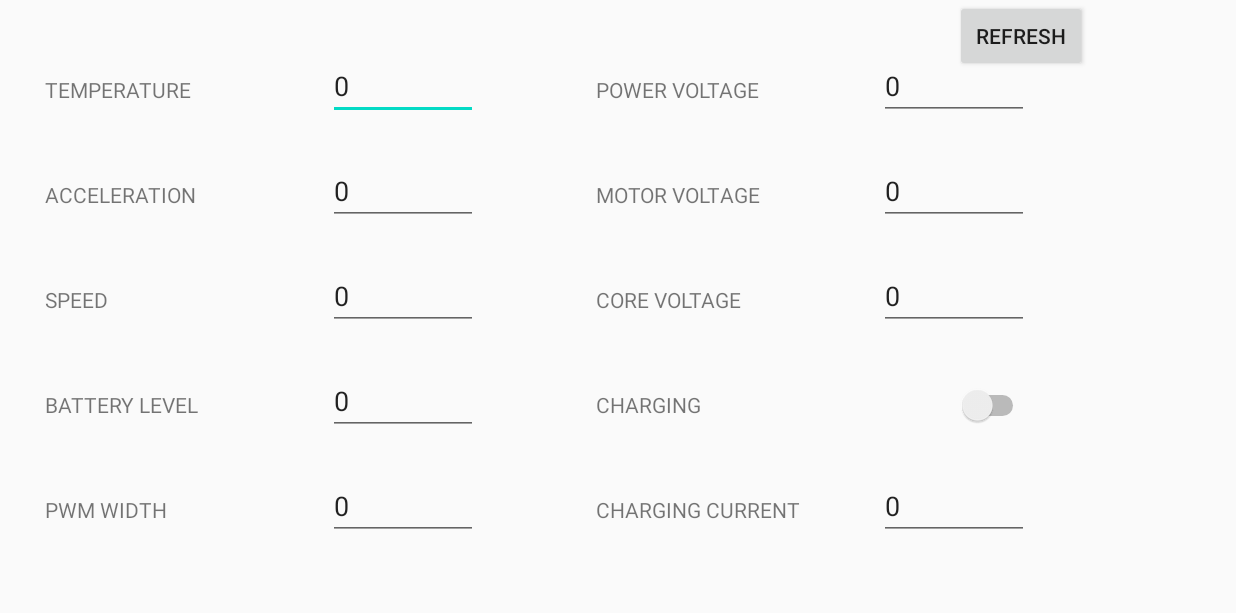
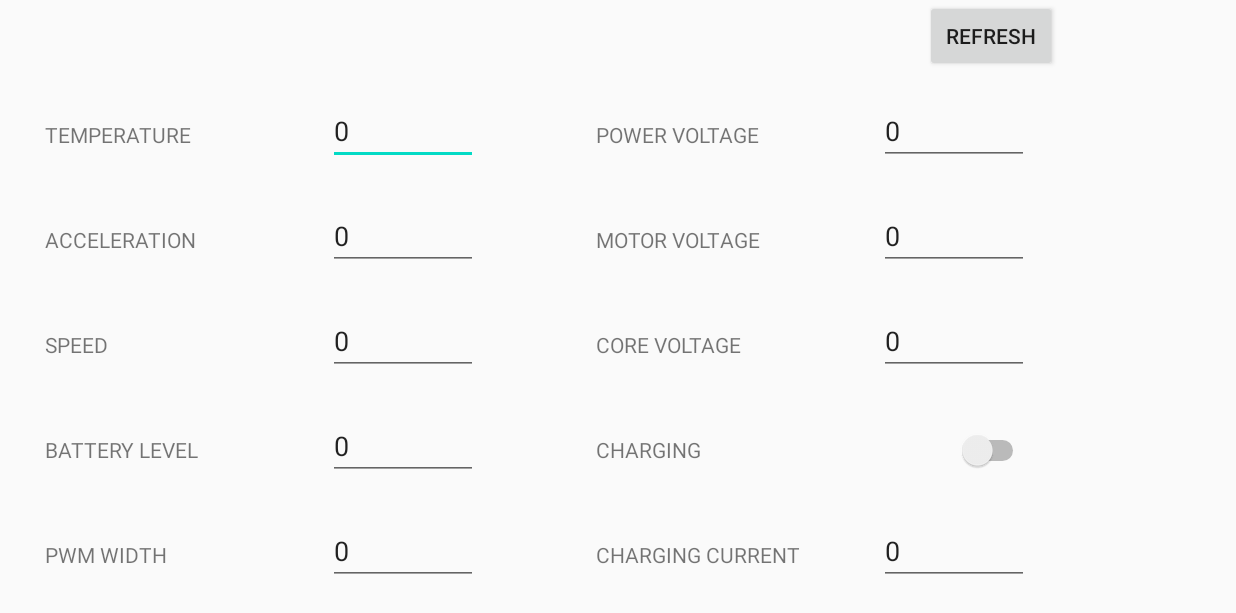
Before and after one commit to Nyczuu/tank-controller, an Android app: the screen it shows after launch (settingsView before the commit, SettingsActivity after it), after a tap on "SETTINGS", on a phone screen of 824 x 412 dp (held sideways). Shown: the top 613 px of the screen. Run offline under Robolectric (Android 15) with nearby library versions, the phone set to English and light mode, and no system bars; our stand-ins replace Room's generated code; 2 statements that could not run were skipped.

Commit message:
Settings with mocked bluetooth data

```diff
--- a/app/src/main/AndroidManifest.xml
+++ b/app/src/main/AndroidManifest.xml
@@ -9,9 +9,9 @@
         android:roundIcon="@mipmap/ic_launcher_round"
         android:supportsRtl="true"
         android:theme="@style/AppTheme">
-        <activity android:name=".settingsView" android:screenOrientation="landscape"/>
-        <activity android:name=".shooterView" android:screenOrientation="landscape"/>
-        <activity android:name=".driverView" android:screenOrientation="landscape"/>
+        <activity android:name=".settings.SettingsActivity" android:screenOrientation="landscape"/>
+        <activity android:name=".ShooterActivity" android:screenOrientation="landscape"/>
+        <activity android:name=".DriverActivity" android:screenOrientation="landscape"/>
         <activity android:name=".MainActivity" android:screenOrientation="landscape">
             <intent-filter>
                 <action android:name="android.intent.action.MAIN" />
--- a/app/src/main/java/com/example/tank_controller/shooterView.kt
+++ b/app/src/main/java/com/example/tank_controller/DriverActivity.kt
@@ -3,11 +3,10 @@ package com.example.tank_controller
 import androidx.appcompat.app.AppCompatActivity
 import android.os.Bundle
 
-class shooterView : AppCompatActivity() {
-
+class DriverActivity : AppCompatActivity() {
 
     override fun onCreate(savedInstanceState: Bundle?) {
         super.onCreate(savedInstanceState)
-        setContentView(R.layout.activity_shooter_view)
+        setContentView(R.layout.activity_driver_view)
     }
 }
--- a/app/src/main/java/com/example/tank_controller/MainActivity.kt
+++ b/app/src/main/java/com/example/tank_controller/MainActivity.kt
@@ -4,6 +4,7 @@ import android.content.Intent
 import androidx.appcompat.app.AppCompatActivity
 import android.os.Bundle
 import android.widget.Button
+import com.example.tank_controller.settings.SettingsActivity
 
 class MainActivity : AppCompatActivity() {
 
@@ -13,19 +14,19 @@ class MainActivity : AppCompatActivity() {
 
         val driverButton = findViewById<Button>(R.id.driverViewButton)
         driverButton.setOnClickListener{
-            val intent = Intent(this, driverView::class.java)
+            val intent = Intent(this, DriverActivity::class.java)
             startActivity(intent)
         }
 
         val shooterButton = findViewById<Button>(R.id.shooterViewButton)
         shooterButton.setOnClickListener{
-            val intent = Intent(this, shooterView::class.java)
+            val intent = Intent(this, ShooterActivity::class.java)
             startActivity(intent)
         }
 
         val settingsButton = findViewById<Button>(R.id.settingsViewButton)
         settingsButton.setOnClickListener{
-            val intent = Intent(this, settingsView::class.java)
+            val intent = Intent(this, SettingsActivity::class.java)
             startActivity(intent)
         }
     }
--- a/app/src/main/java/com/example/tank_controller/driverView.kt
+++ b/app/src/main/java/com/example/tank_controller/ShooterActivity.kt
@@ -3,10 +3,11 @@ package com.example.tank_controller
 import androidx.appcompat.app.AppCompatActivity
 import android.os.Bundle
 
-class driverView : AppCompatActivity() {
+class ShooterActivity : AppCompatActivity() {
+
 
     override fun onCreate(savedInstanceState: Bundle?) {
         super.onCreate(savedInstanceState)
-        setContentView(R.layout.activity_driver_view)
+        setContentView(R.layout.activity_shooter_view)
     }
 }
--- /dev/null
+++ b/app/src/main/java/com/example/tank_controller/settings/SettingsActivity.kt
@@ -0,0 +1,65 @@
+package com.example.tank_controller.settings
+
+import android.content.Intent
+import androidx.appcompat.app.AppCompatActivity
+import android.os.Bundle
+import android.widget.Button
+import android.widget.EditText
+import android.widget.Switch
+import androidx.lifecycle.ViewModelProviders
+import androidx.lifecycle.observe
+import com.example.tank_controller.*
+import kotlin.random.Random
+
+class SettingsActivity : AppCompatActivity() {
+
+    override fun onCreate(savedInstanceState: Bundle?) {
+        super.onCreate(savedInstanceState)
+
+        setContentView(R.layout.activity_settings_view)
+
+        var temperature: EditText = findViewById(R.id.temperatureDisplay)
+        val acceleration: EditText = findViewById(R.id.accelerationDisplay)
+        val speed: EditText = findViewById(R.id.speeedDisplay)
+        val batteryLevel: EditText = findViewById(R.id.batteryLevelDisplay)
+        val pwmWidth: EditText = findViewById(R.id.pwmWidthDisplay)
+        val powerVoltage: EditText = findViewById(R.id.powerVoltageDisplay)
+        val motorVoltage: EditText = findViewById(R.id.motorVoltageDisplay)
+        val coreVoltage: EditText = findViewById(R.id.coreSupplyVoltageDisplay)
+        val chargingCurrent: EditText = findViewById(R.id.chargingCurrentDisplay)
+        val charging: Switch = findViewById(R.id.chargingDisplay)
+
+        val database = getDatabase(this)
+        val repository = SettingsRepository(
+            getBluetoothService(),
+            database.settingsDao
+        )
+        val viewModel = ViewModelProviders
+            .of(this,
+                SettingsViewModel.FACTORY(
+                    repository
+                )
+            )
+            .get(SettingsViewModel::class.java)
+
+        viewModel.settings.observe(this) { value ->
+            value?.let {
+                temperature?.setText("${value.temperature}")
+                acceleration?.setText("${value.acceleration}")
+                speed?.setText("${value.speed}")
+                batteryLevel?.setText("${value.batterLevel}")
+                pwmWidth?.setText("${value.pwmWidth}")
+                powerVoltage?.setText("${value.powerVoltage}")
+                motorVoltage?.setText("${value.motorVoltage}")
+                coreVoltage?.setText("${value.coreVoltage}")
+                chargingCurrent?.setText("${value.chargingCurrent}")
+                charging?.setChecked(value.charging)
+            }
+        }
+
+        val shooterButton = findViewById<Button>(R.id.refresh_settings)
+        shooterButton.setOnClickListener {
+            viewModel.onRefreshButtonClicked()
+        }
+    }
+}
--- /dev/null
+++ b/app/src/main/java/com/example/tank_controller/settings/SettingsBluetooth.kt
@@ -0,0 +1,27 @@
+package com.example.tank_controller.settings
+
+import kotlin.random.Random
+
+private val service: SettingsBluetooth = SettingsBluetoothFake()
+
+fun getBluetoothService() = service
+
+interface SettingsBluetooth{
+    suspend fun fetchSettings() : String
+}
+
+class SettingsBluetoothFake() : SettingsBluetooth {
+    override suspend fun fetchSettings() =
+        "{" +
+                """ "temperature": ${Random.nextInt(20,40)},""" +
+                """ "acceleration": ${Random.nextInt(0,15)},""" +
+                """ "speed": ${Random.nextInt(0,10)},"""+
+                """ "batterLevel": ${Random.nextInt(1,100)},"""+
+                """ "pwmWidth": 10,"""+
+                """ "powerVoltage": ${Random.nextDouble(9.0,10.0)},"""+
+                """ "motorVoltage": ${Random.nextDouble(9.0,10.0)},"""+
+                """ "coreVoltage": ${Random.nextDouble(9.0,10.0)},"""+
+                """ "chargingCurrent": ${Random.nextInt(1,12)},"""+
+                """ "charging": ${Random.nextBoolean()}"""+
+            "}"
+}
--- /dev/null
+++ b/app/src/main/java/com/example/tank_controller/settings/SettingsDatabase.kt
@@ -0,0 +1,45 @@
+package com.example.tank_controller.settings
+
+import android.content.Context
+import androidx.lifecycle.LiveData
+import androidx.room.Dao
+import androidx.room.Database
+import androidx.room.Entity
+import androidx.room.Insert
+import androidx.room.OnConflictStrategy
+import androidx.room.PrimaryKey
+import androidx.room.Query
+import androidx.room.Room
+import androidx.room.RoomDatabase
+
+@Dao
+interface SettingsDao{
+    @Insert(onConflict = OnConflictStrategy.REPLACE)
+    suspend fun insertSettings(settingsDbModel: SettingsModelDb)
+
+    @get:Query("select * from SettingsModelDb where id =0")
+    val settingsLiveData: LiveData<SettingsModelDb?>
+}
+
+@Database(entities = [SettingsModelDb::class], version = 1, exportSchema = false)
+abstract class SettingsDatabase : RoomDatabase(){
+    abstract val settingsDao: SettingsDao
+}
+
+private lateinit var INSTANCE: SettingsDatabase
+
+fun getDatabase(context:Context): SettingsDatabase {
+    synchronized(SettingsDatabase::class){
+        if(!::INSTANCE.isInitialized){
+            INSTANCE = Room
+                .databaseBuilder(
+                    context.applicationContext,
+                    SettingsDatabase::class.java,
+                    "settings_db"
+                )
+                .fallbackToDestructiveMigration()
+                .build()
+        }
+    }
+    return INSTANCE
+}
--- a/app/src/main/java/com/example/tank_controller/settingsView.kt
+++ /dev/null
@@ -1,61 +0,0 @@
-package com.example.tank_controller
-
-import androidx.appcompat.app.AppCompatActivity
-import android.os.Bundle
-import android.widget.EditText
-import android.widget.Switch
-import com.example.tank_controller.dtos.settingsDto
-import com.example.tank_controller.services.bluetoothService
-import kotlinx.android.synthetic.main.activity_settings_view.*
-import kotlinx.coroutines.*
-
-class settingsView : AppCompatActivity(), CoroutineScope by MainScope() {
-    private var temperature: EditText? = null
-    private var acceleration: EditText? = null
-    private var speed: EditText? = null
-    private var batteryLevel: EditText? = null
-    private var pwmWidth: EditText? = null
-    private var powerVoltage: EditText? = null
-    private var motorVoltage: EditText? = null
-    private var coreSupplyVoltage: EditText? = null
-    private var charging: Switch? = null
-    private var chargingCurrent: EditText? = null
-
-    private var bluetoothService: bluetoothService = bluetoothService()
-
-    override fun onCreate(savedInstanceState: Bundle?) {
-        super.onCreate(savedInstanceState)
-        setContentView(R.layout.activity_settings_view)
-
-        refresh.setOnClickListener{
-            launch {
-                downloadData()
-            }
-        }
-    }
-
-    override fun onDestroy() {
-        super.onDestroy()
-        cancel()
-    }
-
-    private suspend fun downloadData() {
-        val result = bluetoothService.getSettings()
-            withContext(Dispatchers.Default) {
-               refreshDashboard(result)
-            }
-    }
-
-    private fun refreshDashboard(data: settingsDto) {
-        temperature?.setText(data.temperature)
-        acceleration?.setText(data.acceleration)
-        speed?.setText(data.speed)
-        batteryLevel?.setText(data.batterLevel)
-        pwmWidth?.setText(data.pwmWidth)
-        powerVoltage?.setText(data.powerVoltage.toString())
-        motorVoltage?.setText(data.motorVoltage.toString())
-        coreSupplyVoltage?.setText(data.coreVoltage.toString())
-        chargingCurrent?.setText(data.chargingCurrent)
-        charging?.setChecked(data.charging)
-    }
-}
--- a/app/src/main/res/layout/activity_driver_view.xml
+++ b/app/src/main/res/layout/activity_driver_view.xml
@@ -4,7 +4,7 @@
     xmlns:tools="http://schemas.android.com/tools"
     android:layout_width="match_parent"
     android:layout_height="match_parent"
-    tools:context=".driverView">
+    tools:context=".DriverActivity">
 
     <androidx.constraintlayout.widget.ConstraintLayout
         android:layout_width="359dp"
--- a/app/src/main/res/layout/activity_settings_view.xml
+++ b/app/src/main/res/layout/activity_settings_view.xml
@@ -4,7 +4,7 @@
     xmlns:tools="http://schemas.android.com/tools"
     android:layout_width="match_parent"
     android:layout_height="match_parent"
-    tools:context=".settingsView">
+    tools:context=".settings.SettingsActivity">
 
     <androidx.constraintlayout.widget.ConstraintLayout
         android:layout_width="367dp"
@@ -16,7 +16,7 @@
             android:layout_height="20dp"
             android:layout_marginStart="30dp"
             android:layout_marginLeft="30dp"
-            android:layout_marginTop="50dp"
+            android:layout_marginTop="80dp"
             android:text="TEMPERATURE"
             app:layout_constraintStart_toStartOf="parent"
             app:layout_constraintTop_toTopOf="parent" />
@@ -25,7 +25,7 @@
             android:id="@+id/temperatureDisplay"
             android:layout_width="100dp"
             android:layout_height="40dp"
-            android:layout_marginTop="40dp"
+            android:layout_marginTop="70dp"
             android:ems="10"
             android:inputType="number"
             android:text="0"
@@ -137,7 +137,7 @@
             android:layout_height="20dp"
             android:layout_marginStart="30dp"
             android:layout_marginLeft="30dp"
-            android:layout_marginTop="50dp"
+            android:layout_marginTop="80dp"
             android:text="POWER VOLTAGE"
             app:layout_constraintStart_toStartOf="parent"
             app:layout_constraintTop_toTopOf="parent" />
@@ -146,7 +146,7 @@
             android:id="@+id/powerVoltageDisplay"
             android:layout_width="100dp"
             android:layout_height="40dp"
-            android:layout_marginTop="40dp"
+            android:layout_marginTop="70dp"
             android:ems="10"
             android:inputType="number"
             android:text="0"
@@ -244,11 +244,11 @@
             app:layout_constraintTop_toBottomOf="@+id/chargingDisplay" />
 
         <Button
-            android:id="@+id/refresh"
+            android:id="@+id/refresh_settings"
             android:layout_width="wrap_content"
             android:layout_height="wrap_content"
-            android:layout_marginEnd="10dp"
-            android:layout_marginRight="10dp"
+            android:layout_marginEnd="30dp"
+            android:layout_marginRight="30dp"
             android:text="REFRESH"
             app:layout_constraintEnd_toEndOf="parent"
             app:layout_constraintTop_toTopOf="parent" />
--- a/app/src/main/res/layout/activity_shooter_view.xml
+++ b/app/src/main/res/layout/activity_shooter_view.xml
@@ -4,7 +4,7 @@
     xmlns:tools="http://schemas.android.com/tools"
     android:layout_width="match_parent"
     android:layout_height="match_parent"
-    tools:context=".shooterView">
+    tools:context=".ShooterActivity">
 
     <androidx.constraintlayout.widget.ConstraintLayout
         android:layout_width="367dp"
```
Also changed, not shown: app/build.gradle (+16 -1 lines), app/src/main/java/com/example/tank_controller/dtos/settingsDto.kt (deleted, +0 -8 lines), app/src/main/java/com/example/tank_controller/services/bluetoothService.kt (deleted, +0 -22 lines), app/src/main/java/com/example/tank_controller/settings/SettingsModelBusiness.kt (added, +13 -0 lines), app/src/main/java/com/example/tank_controller/settings/SettingsModelDb.kt (added, +18 -0 lines), app/src/main/java/com/example/tank_controller/settings/SettingsRepository.kt (added, +51 -0 lines), app/src/main/java/com/example/tank_controller/settings/SettingsViewModel.kt (added, +24 -0 lines), app/src/main/java/com/example/tank_controller/utilities/ViewModelHelpers.kt (added, +16 -0 lines).
